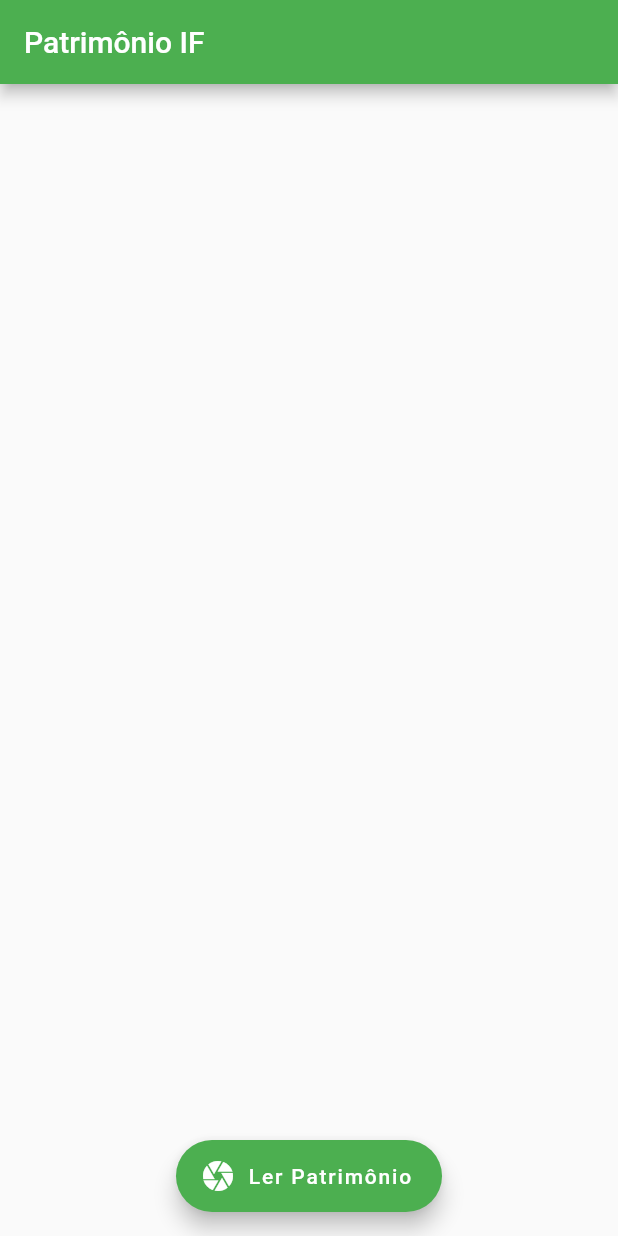
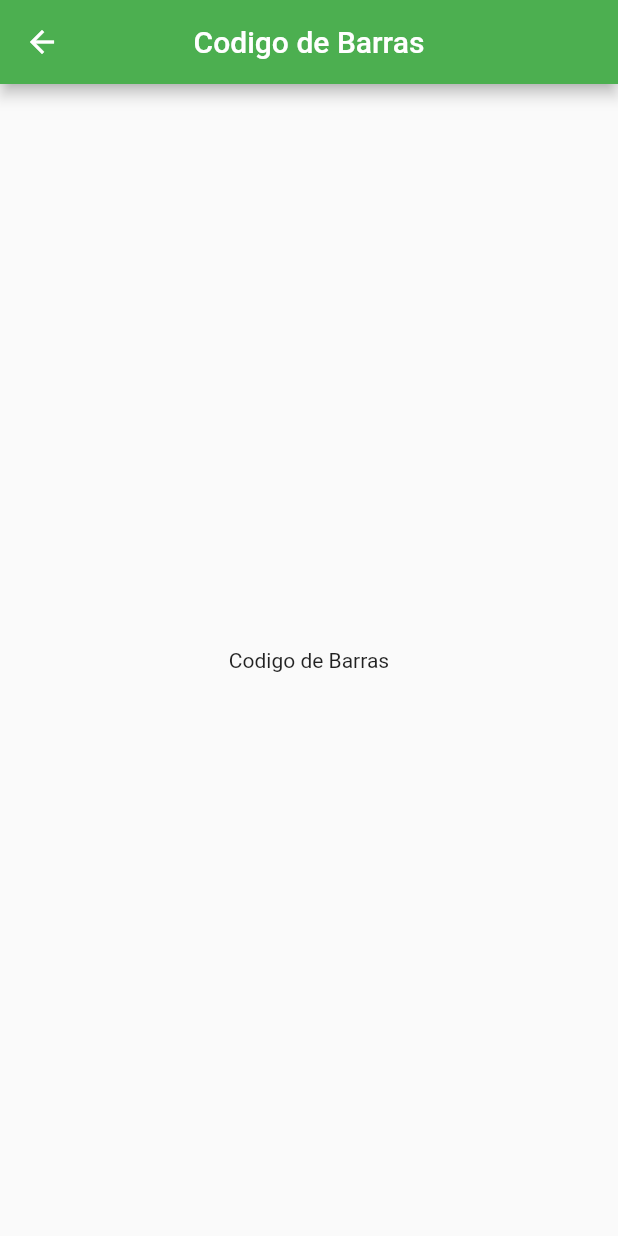
Before and after one commit to rodrigordgfs/PatrimonioIF, a Flutter app: the screen it shows after launch, after a tap on "Ler Patrimônio", on a phone screen of 412 x 824 dp. Run offline on Flutter 3.47's test engine with Material 2 defaults, Android fonts, the phone set to English and light mode, and no system bars; missing offline and left inert: barcode_scan.

Commit message:
Screen CheckPatrimony created

```diff
--- a/lib/main.dart
+++ b/lib/main.dart
@@ -1,6 +1,6 @@
 import 'package:flutter/material.dart';
+import 'package:patrimonio_if/screens/check_patrimony_screen.dart';
 import 'package:patrimonio_if/screens/patrimony_list_screen.dart';
-
 
 void main() => runApp(PatrimonioIF());
 
@@ -15,11 +15,13 @@ class _PatrimonioIFState extends State<PatrimonioIF> {
     return MaterialApp(
       title: 'Patrimônio IF',
       theme: ThemeData(
-        primaryColor: Colors.green,
-        primarySwatch: Colors.lightGreen
-      ),
+          primaryColor: Colors.green, primarySwatch: Colors.lightGreen),
       debugShowCheckedModeBanner: false,
       home: PatrimonyListScreen(),
+      routes: <String, WidgetBuilder>{
+        '/PatrimonyList': (BuildContext context) => new PatrimonyListScreen(),
+        '/CheckPatrimony': (BuildContext context) => new CheckPatrimonyScreen()
+      },
     );
   }
 }
--- /dev/null
+++ b/lib/screens/check_patrimony_screen.dart
@@ -0,0 +1,25 @@
+import 'package:flutter/material.dart';
+
+class CheckPatrimonyScreen extends StatefulWidget {
+  @override
+  _CheckPatrimonyScreenState createState() => _CheckPatrimonyScreenState();
+}
+
+class _CheckPatrimonyScreenState extends State<CheckPatrimonyScreen> {
+  @override
+  Widget build(BuildContext context) {
+    return Scaffold(
+      appBar: AppBar(
+        title: Text("Codigo de Barras"),
+        backgroundColor: Colors.green,
+        centerTitle: true,
+        actions: <Widget>[],
+      ),
+      body: Container(
+        child: Center(
+          child: Text("Codigo de Barras"),
+        ),
+      ),
+    );
+  }
+}
--- a/lib/screens/patrimony_list_screen.dart
+++ b/lib/screens/patrimony_list_screen.dart
@@ -9,7 +9,6 @@ class PatrimonyListScreen extends StatefulWidget {
 }
 
 class _PatrimonyListScreenState extends State<PatrimonyListScreen> {
-
   String barcode = "";
 
   Future _scanBarCode() async {
@@ -17,6 +16,7 @@ class _PatrimonyListScreenState extends State<PatrimonyListScreen> {
       String barcodeResult = await BarcodeScanner.scan();
       setState(() {
         barcode = barcodeResult;
+        Navigator.of(context).pushNamed('/CheckPatrimony');
       });
     } on PlatformException catch (e) {
       if (e.code == BarcodeScanner.CameraAccessDenied) {
@@ -44,6 +44,7 @@ class _PatrimonyListScreenState extends State<PatrimonyListScreen> {
     return Scaffold(
       appBar: AppBar(
         title: Text('Patrimônio IF'),
+        centerTitle: true,
         backgroundColor: Colors.green,
         actions: <Widget>[],
       ),
```
